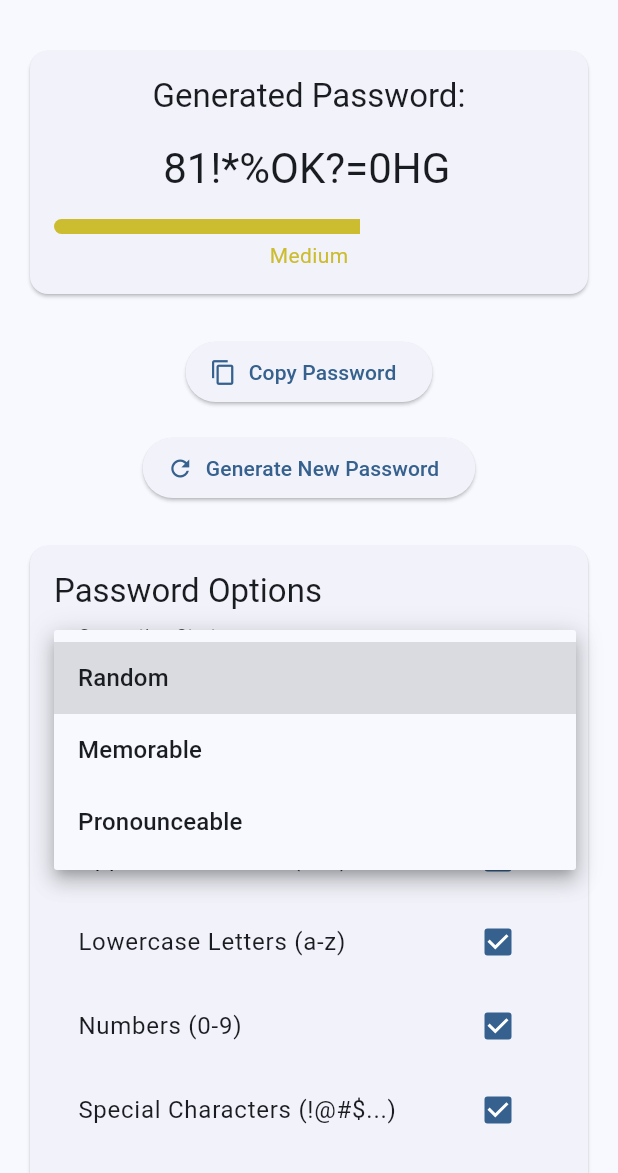
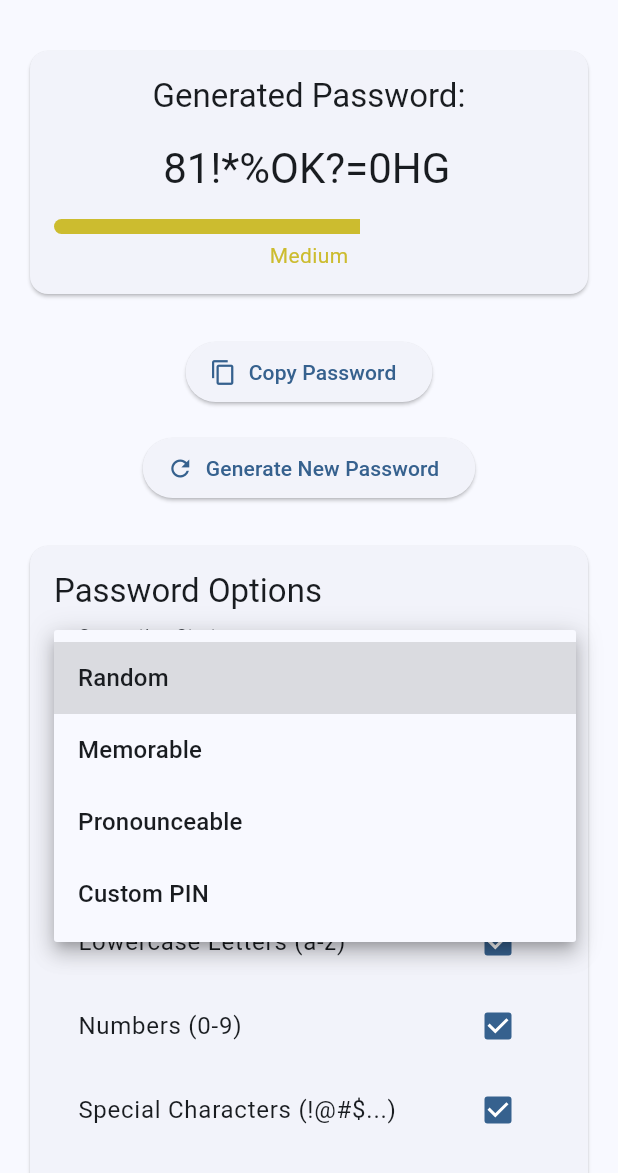
Before and after one commit to dhruvanbhalara/password_generator_extended, a Flutter app: the screen it shows after launch, after a tap on "Random", on a phone screen of 412 x 824 dp, the part 63-1236 px from its top. Run offline on Flutter 3.47's test engine with Material 3 defaults, Android fonts, the phone set to English and light mode, and no system bars.

Commit message:
feat(example): Add custom PIN generation strategy with configurable prefix and integrate into example app.

```diff
--- a/example/lib/main.dart
+++ b/example/lib/main.dart
@@ -2,6 +2,7 @@ import 'package:flutter/material.dart';
 import 'package:flutter/services.dart';
 import 'package:password_generator_extended/password_generator_extended.dart';
 
+import 'strategies/custom_pin_strategy.dart';
 import 'strategies/memorable_password_strategy.dart';
 import 'strategies/pronounceable_password_strategy.dart';
 
@@ -61,6 +62,7 @@ class _PasswordExampleState extends State<PasswordExample>
     RandomPasswordStrategy(),
     MemorablePasswordStrategy(),
     PronounceablePasswordStrategy(),
+    CustomPinStrategy(),
   ];
   late IPasswordGenerationStrategy _selectedStrategy;
 
@@ -76,6 +78,9 @@ class _PasswordExampleState extends State<PasswordExample>
   );
   final TextEditingController _specialCharsController = TextEditingController(
     text: PasswordConstants.specialCharacters,
+  );
+  final TextEditingController _prefixController = TextEditingController(
+    text: 'USER',
   );
 
   @override
@@ -104,6 +109,9 @@ class _PasswordExampleState extends State<PasswordExample>
             useNumbers: _useNumbers,
             useSpecialChars: _useSpecialChars,
             excludeAmbiguousChars: _excludeAmbiguousChars,
+            extra: {
+              'prefix': _prefixController.text,
+            },
           ),
         );
         _password = _generator.generatePassword();
@@ -126,7 +134,9 @@ class _PasswordExampleState extends State<PasswordExample>
     _upperCaseController.dispose();
     _lowerCaseController.dispose();
     _numbersController.dispose();
+    _numbersController.dispose();
     _specialCharsController.dispose();
+    _prefixController.dispose();
     super.dispose();
   }
 
@@ -216,6 +226,8 @@ class _PasswordExampleState extends State<PasswordExample>
       return 'Memorable';
     } else if (strategy is PronounceablePasswordStrategy) {
       return 'Pronounceable';
+    } else if (strategy is CustomPinStrategy) {
+      return 'Custom PIN';
     }
     return 'Unknown';
   }
@@ -332,6 +344,10 @@ class _PasswordExampleState extends State<PasswordExample>
                                       is PronounceablePasswordStrategy) {
                                     if (_length < 8) _length = 8;
                                     if (_length > 20) _length = 20;
+                                  } else if (_selectedStrategy
+                                      is CustomPinStrategy) {
+                                    if (_length < 4) _length = 4;
+                                    if (_length > 12) _length = 12;
                                   }
 
                                   _generator = PasswordGenerator(
@@ -542,6 +558,47 @@ class _PasswordExampleState extends State<PasswordExample>
                               ),
                             ),
                           ],
+                        )
+                      else if (_selectedStrategy is CustomPinStrategy)
+                        Column(
+                          children: [
+                            TextField(
+                              controller: _prefixController,
+                              decoration: const InputDecoration(
+                                labelText: 'Prefix',
+                                helperText: 'e.g. USER, PIN, KEY',
+                              ),
+                              onChanged: (_) => _generatePassword(),
+                            ),
+                            const SizedBox(height: 16),
+                            Row(
+                              children: [
+                                Expanded(
+                                  child: Text(
+                                    'Length: ${_length.round()}',
+                                    style:
+                                        Theme.of(context).textTheme.bodyLarge,
+                                  ),
+                                ),
+                                Expanded(
+                                  flex: 2,
+                                  child: Slider(
+                                    value: _length,
+                                    min: 4,
+                                    max: 12,
+                                    divisions: 8,
+                                    label: _length.round().toString(),
+                                    onChanged: (value) {
+                                      setState(() {
+                                        _length = value;
+                                        _generatePassword();
+                                      });
+                                    },
+                                  ),
+                                ),
+                              ],
+                            ),
+                          ],
                         ),
                     ],
                   ),
```
Also changed, not shown: example/lib/strategies/custom_pin_strategy.dart (added, +35 -0 lines), 1 other file.
